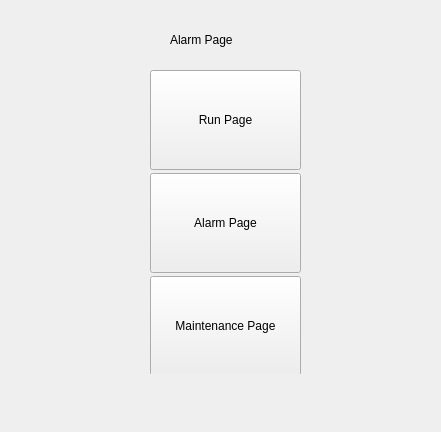
Old version of the form ui/resources/AlarmPage_widget.ui in the repository tamdak-dan/rch-steamer.
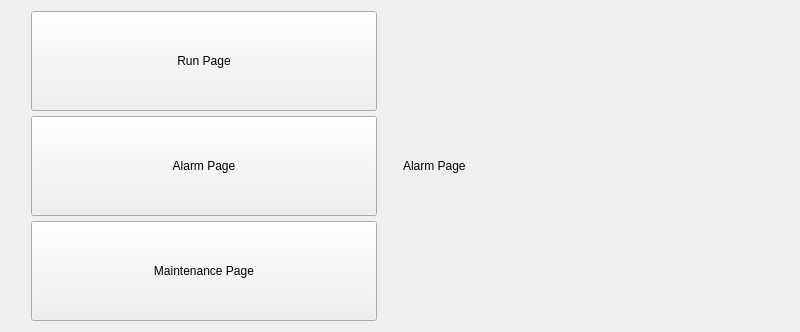
New version of the form.

Commit message: working on fixing runpage layout issues

Patch:
```diff
--- a/ui/resources/AlarmPage_widget.ui
+++ b/ui/resources/AlarmPage_widget.ui
@@ -6,22 +6,15 @@
    <rect>
     <x>0</x>
     <y>0</y>
-    <width>441</width>
-    <height>432</height>
+    <width>800</width>
+    <height>240</height>
    </rect>
   </property>
   <property name="windowTitle">
    <string>Form</string>
   </property>
-  <widget class="QWidget" name="verticalLayoutWidget_3">
-   <property name="geometry">
-    <rect>
-     <x>130</x>
-     <y>70</y>
-     <width>191</width>
-     <height>304</height>
-    </rect>
-   </property>
+  <layout class="QHBoxLayout" name="horizontalLayout">
+   <item>
    <layout class="QVBoxLayout" name="navigation_bar">
     <property name="spacing">
      <number>5</number>
@@ -81,20 +74,15 @@
      </widget>
     </item>
    </layout>
-  </widget>
+   </item>
+   <item>
   <widget class="QLabel" name="label">
-   <property name="geometry">
-    <rect>
-     <x>170</x>
-     <y>30</y>
-     <width>111</width>
-     <height>20</height>
-    </rect>
-   </property>
    <property name="text">
     <string>Alarm Page</string>
    </property>
   </widget>
+   </item>
+  </layout>
  </widget>
  <resources/>
  <connections/>
```
Lines whose indentation alone changed are shown as unchanged. The commit also changes 7 other files.
